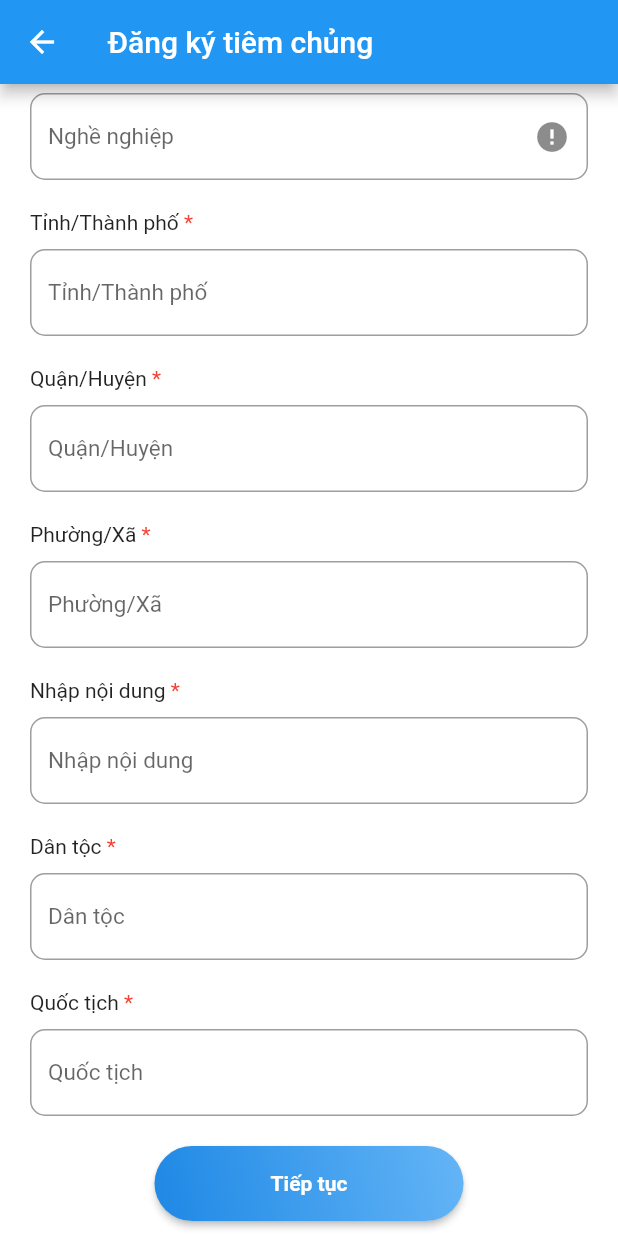
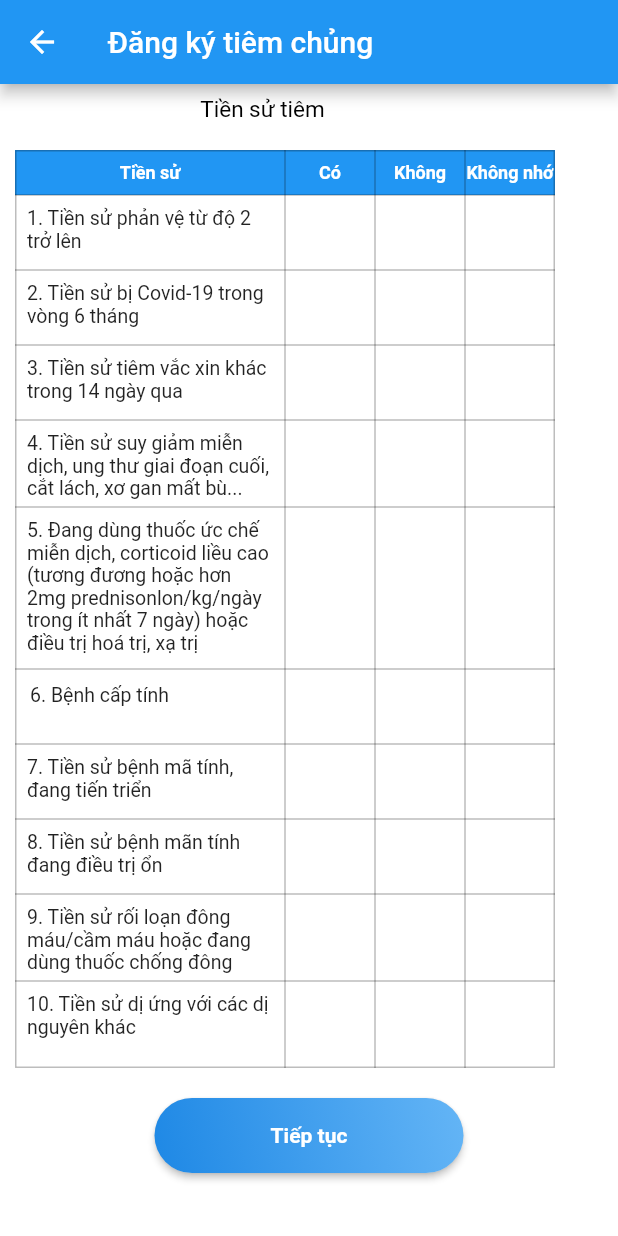
Before and after one commit to longmai15451/MTACSystem, a Flutter app: the SignUpVaccin screen opened directly, scrolled down 524 dp, after a tap on "Tiếp tục", on a phone screen of 412 x 824 dp. Run offline on Flutter 3.47's test engine with Material 2 defaults, Android fonts, the phone set to English and light mode, and no system bars; our stand-ins replace datetime_picker_formfield, fluttertoast; network calls fail.

```diff
--- a/mtacsystem/lib/Screens/Register/SignUpVaccin.dart
+++ b/mtacsystem/lib/Screens/Register/SignUpVaccin.dart
@@ -4,6 +4,7 @@ import 'package:datetime_picker_formfield/datetime_picker_formfield.dart';
 import 'package:flutter/material.dart';
 import 'package:mtacsystem/Components/background.dart';
 import 'package:mtacsystem/Components/genderSelect.dart';
+import 'package:mtacsystem/Screens/Register/SignUpVaccin2.dart';
 
 class SignUpVaccin extends StatelessWidget {
   final format = DateFormat("dd-MM-yyy");
@@ -448,7 +449,12 @@ class SignUpVaccin extends StatelessWidget {
                   alignment: Alignment.center,
                   margin: EdgeInsets.symmetric(horizontal: 50, vertical: 10),
                   child: RaisedButton(
-                      onPressed: () {},
+                      onPressed: () {
+                        Navigator.push(
+                                context,
+                                MaterialPageRoute(
+                                    builder: (context) => SignUpVaccin2()));
+                      },
                       shape: RoundedRectangleBorder(
                           borderRadius: BorderRadius.circular(70.0)),
                       textColor: Colors.white,
--- /dev/null
+++ b/mtacsystem/lib/Screens/Register/SignUpVaccin2.dart
@@ -0,0 +1,337 @@
+import 'dart:ui';
+import 'package:intl/intl.dart';
+import 'package:datetime_picker_formfield/datetime_picker_formfield.dart';
+import 'package:flutter/material.dart';
+import 'package:mtacsystem/Components/background.dart';
+import 'package:mtacsystem/Screens/Register/SignUpVaccin3.dart';
+
+class SignUpVaccin2 extends StatelessWidget {
+  final format = DateFormat("dd-MM-yyy");
+  @override
+  Widget build(BuildContext context) {
+    Size size = MediaQuery.of(context).size;
+    return Scaffold(
+      appBar: AppBar(
+        title: Text("Đăng ký tiêm chủng"),
+      ),
+      body: Background(
+        child: Column(
+          mainAxisAlignment: MainAxisAlignment.center,
+          children: <Widget>[
+            Row(
+              children: <Widget>[
+                Container(
+                  width: 350,
+                  alignment: Alignment.center,
+                  padding: EdgeInsets.symmetric(horizontal: 20, vertical: 8),
+                  child: Text(
+                    "Tiền sử tiêm",
+                    style: TextStyle(
+                        color: Colors.black,
+                        fontSize: 15,
+                        fontWeight: FontWeight.w400,
+                        fontFamily: "Roboto"),
+                    textAlign: TextAlign.center,
+                  ),
+                ),
+              ],
+            ),
+            Row(
+              children: <Widget>[
+                Container(
+                  child: Row(
+                    children: <Widget>[
+                      Container(
+                        margin: EdgeInsets.only(left: 10, top: 10, bottom: 10),
+                        width: 360,
+                        child: Table(
+                          border: TableBorder.all(
+                            color: Colors.black26,
+                            style: BorderStyle.solid,
+                            width: 1
+                          ),
+                          columnWidths: {
+                            0: FlexColumnWidth(3),
+                            1: FlexColumnWidth(1),
+                            2: FlexColumnWidth(1),
+                            3: FlexColumnWidth(1),
+                          },
+                          children: [
+                            TableRow(
+                              decoration: BoxDecoration(color: Colors.blue),
+                              children: [
+                                TableCell(child: SizedBox(height: 30, child: Center(child: Text('Tiền sử', style: TextStyle(fontSize: 12, fontWeight: FontWeight.bold,color: Colors.white),),),)),
+                                TableCell(child: SizedBox(height: 30, child: Center(child: Text('Có', style: TextStyle(fontSize: 12, fontWeight: FontWeight.bold,color: Colors.white),),),)),
+                                TableCell(child: SizedBox(height: 30, child: Center(child: Text('Không', style: TextStyle(fontSize: 12, fontWeight: FontWeight.bold,color: Colors.white),),),)),
+                                TableCell(child: SizedBox(height: 30, child: Center(child: Text('Không nhớ', style: TextStyle(fontSize: 12, fontWeight: FontWeight.bold,color: Colors.white),),),)),
+                              ]
+                            ),
+                            TableRow(
+                              children: [
+                                TableCell(
+                                  child: Container(
+                                    margin: EdgeInsets.only(left: 8, top: 8, right: 8),
+                                    child: SizedBox(
+                                      height: 40,
+                                      child: Text(
+                                        '1. Tiền sử phản vệ từ độ 2 trở lên',
+                                        style: TextStyle(
+                                          fontSize: 13
+                                        )
+                                      ),
+                                    )
+                                  )
+                                ),
+                                TableCell(child: SizedBox(height: 50,)),
+                                TableCell(child: SizedBox(height: 50,)),
+                                TableCell(child: SizedBox(height: 50,)),
+                              ]
+                            ),
+                            TableRow(
+                              children: [
+                                TableCell(
+                                  child: Container(
+                                    margin: EdgeInsets.only(left: 8, top: 8, right: 8),
+                                    child: SizedBox(
+                                      height: 40,
+                                      child: Text(
+                                        '2. Tiền sử bị Covid-19 trong vòng 6 tháng',
+                                        style: TextStyle(
+                                          fontSize: 13
+                                        )
+                                      ),
+                                    )
+                                  )
+                                ),
+                                TableCell(child: SizedBox(height: 50,)),
+                                TableCell(child: SizedBox(height: 50,)),
+                                TableCell(child: SizedBox(height: 50,)),
+                              ]
+                            ),
+                            TableRow(
+                              children: [
+                                TableCell(
+                                  child: Container(
+                                    margin: EdgeInsets.only(left: 8, top: 8, right: 8),
+                                    child: SizedBox(
+                                      height: 40,
+                                      child: Text(
+                                        '3. Tiền sử tiêm vắc xin khác trong 14 ngày qua',
+                                        style: TextStyle(
+                                          fontSize: 13
+                                        )
+                                      ),
+                                    )
+                                  )
+                                ),
+                                TableCell(child: SizedBox(height: 50,)),
+                                TableCell(child: SizedBox(height: 50,)),
+                                TableCell(child: SizedBox(height: 50,)),
+                              ]
+                            ),
+                            TableRow(
+                              children: [
+                                TableCell(
+                                  child: Container(
+                                    margin: EdgeInsets.only(left: 8, top: 8, right: 8),
+                                    child: SizedBox(
+                                      height: 50,
+                                      child: Text(
+                                        '4. Tiền sử suy giảm miễn dịch, ung thư giai đoạn cuối, cắt lách, xơ gan mất bù...',
+                                        style: TextStyle(
+                                          fontSize: 13
+                                        )
+                                      ),
+                                    )
+                                  )
+                                ),
+                                TableCell(child: SizedBox(height: 50,)),
+                                TableCell(child: SizedBox(height: 50,)),
+                                TableCell(child: SizedBox(height: 50,)),
+                              ]
+                            ),
+                            TableRow(
+                              children: [
+                                TableCell(
+                                  child: Container(
+                                    margin: EdgeInsets.only(left: 8, top: 8, right: 8),
+                                    child: SizedBox(
+                                      height: 100,
+                                      child: Text(
+                                        '5. Đang dùng thuốc ức chế miễn dịch, corticoid liều cao (tương đương hoặc hơn 2mg prednisonlon/kg/ngày trong ít nhất 7 ngày) hoặc điều trị hoá trị, xạ trị',
+                                        style: TextStyle(
+                                          fontSize: 13
+                                        )
+                                      ),
+                                    )
+                                  )
+                                ),
+                                TableCell(child: SizedBox(height: 50,)),
+                                TableCell(child: SizedBox(height: 50,)),
+                                TableCell(child: SizedBox(height: 50,)),
+                              ]
+                            ),
+                            TableRow(
+                              children: [
+                                TableCell(
+                                  child: Container(
+                                    margin: EdgeInsets.all(10),
+                                    child: SizedBox(
+                                      height: 30,
+                                      child: Text(
+                                        '6. Bệnh cấp tính',
+                                        style: TextStyle(
+                                          fontSize: 13
+                                        )
+                                      ),
+                                    )
+                                  )
+                                ),
+                                TableCell(child: SizedBox(height: 50,)),
+                                TableCell(child: SizedBox(height: 50,)),
+                                TableCell(child: SizedBox(height: 50,)),
+                              ]
+                            ),
+                            TableRow(
+                              children: [
+                                TableCell(
+                                  child: Container(
+                                    margin: EdgeInsets.only(left: 8, top: 8, right: 8),
+                                    child: SizedBox(
+                                      height: 40,
+                                      child: Text(
+                                        '7. Tiền sử bệnh mã tính, đang tiến triển',
+                                        style: TextStyle(
+                                          fontSize: 13
+                                        )
+                                      ),
+                                    )
+                                  )
+                                ),
+                                TableCell(child: SizedBox(height: 50,)),
+                                TableCell(child: SizedBox(height: 50,)),
+                                TableCell(child: SizedBox(height: 50,)),
+                              ]
+                            ),
+                            TableRow(
+                              children: [
+                                TableCell(
+                                  child: Container(
+                                    margin: EdgeInsets.only(left: 8, top: 8, right: 8),
+                                    child: SizedBox(
+                                      height: 40,
+                                      child: Text(
+                                        '8. Tiền sử bệnh mãn tính đang điều trị ổn',
+                                        style: TextStyle(
+                                          fontSize: 13
+                                        )
+                                      ),
+                                    )
+                                  )
+                                ),
+                                TableCell(child: SizedBox(height: 50,)),
+                                TableCell(child: SizedBox(height: 50,)),
+                                TableCell(child: SizedBox(height: 50,)),
+                              ]
+                            ),
+                            TableRow(
+                              children: [
+                                TableCell(
+                                  child: Container(
+                                    margin: EdgeInsets.only(left: 8, top: 8, right: 8),
+                                    child: SizedBox(
+                                      height: 50,
+                                      child: Text(
+                                        '9. Tiền sử rối loạn đông máu/cầm máu hoặc đang dùng thuốc chống đông',
+                                        style: TextStyle(
+                                          fontSize: 13
+                                        )
+                                      ),
+                                    )
+                                  )
+                                ),
+                                TableCell(child: SizedBox(height: 50,)),
+                                TableCell(child: SizedBox(height: 50,)),
+                                TableCell(child: SizedBox(height: 50,)),
+                              ]
+                            ),
+                            TableRow(
+                              children: [
+                                TableCell(
+                                  child: Container(
+                                    margin: EdgeInsets.only(left: 8, top: 8, right: 8),
+                                    child: SizedBox(
+                                      height: 50,
+                                      child: Text(
+                                        '10. Tiền sử dị ứng với các dị nguyên khác',
+                                        style: TextStyle(
+                                          fontSize: 13
+                                        )
+                                      ),
+                                    )
+                                  )
+                                ),
+                                TableCell(child: SizedBox(height: 50,)),
+                                TableCell(
+                                  child: Container(
+
+                                  )
+                                ),
+                                TableCell(child: SizedBox(height: 50,)),
+                              ]
+                            ),
+
+                          ],
+                        ),
+                      )
+                    ],
+                  ),
+                )
+              ],
+            ),
+            Row(
+              mainAxisAlignment: MainAxisAlignment.center,
+              children: [
+                Container(
+                  alignment: Alignment.center,
+                  margin: EdgeInsets.symmetric(horizontal: 50, vertical: 10),
+                  child: RaisedButton(
+                    onPressed: () {
+                      Navigator.push(
+                        context, MaterialPageRoute(builder: (context) => SignUpVaccin3()));
+                    },
+                    shape: RoundedRectangleBorder(
+                      borderRadius: BorderRadius.circular(70.0)),
+                    textColor: Colors.white,
+                    padding: const EdgeInsets.all(0),
+                    child: Container(
+                      alignment: Alignment.center,
+                      height: 50.0,
+                      width: size.width * 0.5,
+                      decoration: new BoxDecoration(
+                        borderRadius: BorderRadius.circular(70.0),
+                        gradient: new LinearGradient(
+                          colors: [Colors.blue.shade600, Colors.blue.shade300],
+                          begin: FractionalOffset.bottomLeft,
+                          end: FractionalOffset.topRight
+                        )
+                      ),
+                      padding: const EdgeInsets.all(0),
+                      child: Text(
+                        "Tiếp tục",
+                        textAlign: TextAlign.center,
+                        style: TextStyle(
+                          fontWeight: FontWeight.bold,
+                        )
+                      ),
+                    )
+                  ),
+                ),
+              ],
+            )
+          ],
+        ),
+      ),
+    );
+  }
+}
--- /dev/null
+++ b/mtacsystem/lib/Screens/Register/SignUpVaccin3.dart
@@ -0,0 +1,82 @@
+import 'dart:ui';
+import 'package:intl/intl.dart';
+import 'package:datetime_picker_formfield/datetime_picker_formfield.dart';
+import 'package:flutter/material.dart';
+import 'package:mtacsystem/Components/background.dart';
+
+class SignUpVaccin3 extends StatelessWidget {
+  @override
+  Widget build(BuildContext context) {
+    Size size = MediaQuery.of(context).size;
+    return Scaffold(
+      appBar: AppBar(
+        title: Text("Đăng ký tiêm chủng"),
+      ),
+      body: Background(
+        child: Column(
+          mainAxisAlignment: MainAxisAlignment.center,
+          children: <Widget>[
+            Row(
+              children: <Widget>[
+                Container(
+                  width: 350,
+                  alignment: Alignment.center,
+                  padding: EdgeInsets.symmetric(horizontal: 20, vertical: 8),
+                  child: Text(
+                    "Phiếu đồng ý",
+                    style: TextStyle(
+                        color: Colors.black,
+                        fontSize: 15,
+                        fontWeight: FontWeight.w400,
+                        fontFamily: "Roboto"),
+                    textAlign: TextAlign.center,
+                  ),
+                ),
+              ],
+            ),
+            Row(
+
+            ),
+            Row(
+              mainAxisAlignment: MainAxisAlignment.center,
+              children: [
+                Container(
+                  alignment: Alignment.center,
+                  margin: EdgeInsets.symmetric(horizontal: 50, vertical: 10),
+                  child: RaisedButton(
+                    onPressed: () {},
+                    shape: RoundedRectangleBorder(
+                      borderRadius: BorderRadius.circular(70.0)),
+                    textColor: Colors.white,
+                    padding: const EdgeInsets.all(0),
+                    child: Container(
+                      alignment: Alignment.center,
+                      height: 50.0,
+                      width: size.width * 0.5,
+                      decoration: new BoxDecoration(
+                        borderRadius: BorderRadius.circular(70.0),
+                        gradient: new LinearGradient(
+                          colors: [Colors.blue.shade600, Colors.blue.shade300],
+                          begin: FractionalOffset.bottomLeft,
+                          end: FractionalOffset.topRight
+                        )
+                      ),
+                      padding: const EdgeInsets.all(0),
+                      child: Text(
+                        "Xác nhận",
+                        textAlign: TextAlign.center,
+                        style: TextStyle(
+                          fontWeight: FontWeight.bold,
+                        )
+                      ),
+                    )
+                  ),
+                ),
+              ],
+            )
+          ],
+        ),
+      ),
+    );
+  }
+}
```
